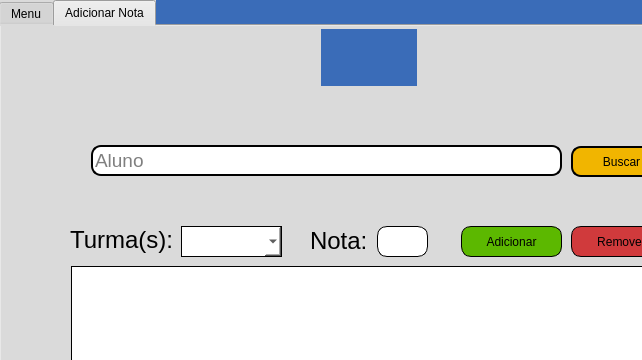
Old version of the form menu-professor.ui in the repository vitoradsp/academicsys; both pictures show x 0 to 642 and y 0 to 360 of the 750 by 585 pixel window.
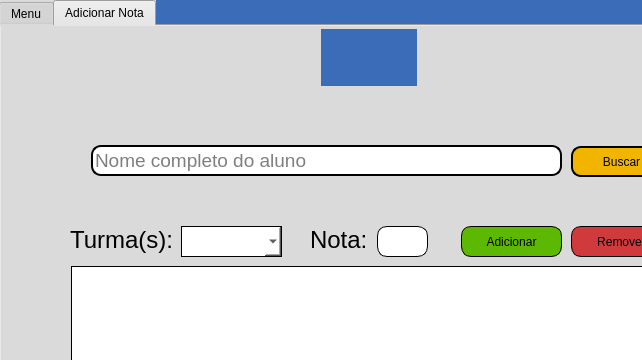
New version of the form. The open tabs and pages were chosen to show the change. Icons and pictures are not drawn.

```diff
--- a/menu-professor.ui
+++ b/menu-professor.ui
@@ -297,7 +297,7 @@
        <string/>
       </property>
       <property name="placeholderText">
-       <string>Aluno</string>
+       <string>Nome completo do aluno</string>
       </property>
      </widget>
      <widget class="QLabel" name="labelnota">
@@ -306,7 +306,7 @@
         <x>309</x>
         <y>199</y>
         <width>91</width>
-        <height>31</height>
+        <height>30</height>
        </rect>
       </property>
       <property name="font">
```
Left out of the diff: 48 changed lines with no effect on the pictures.
